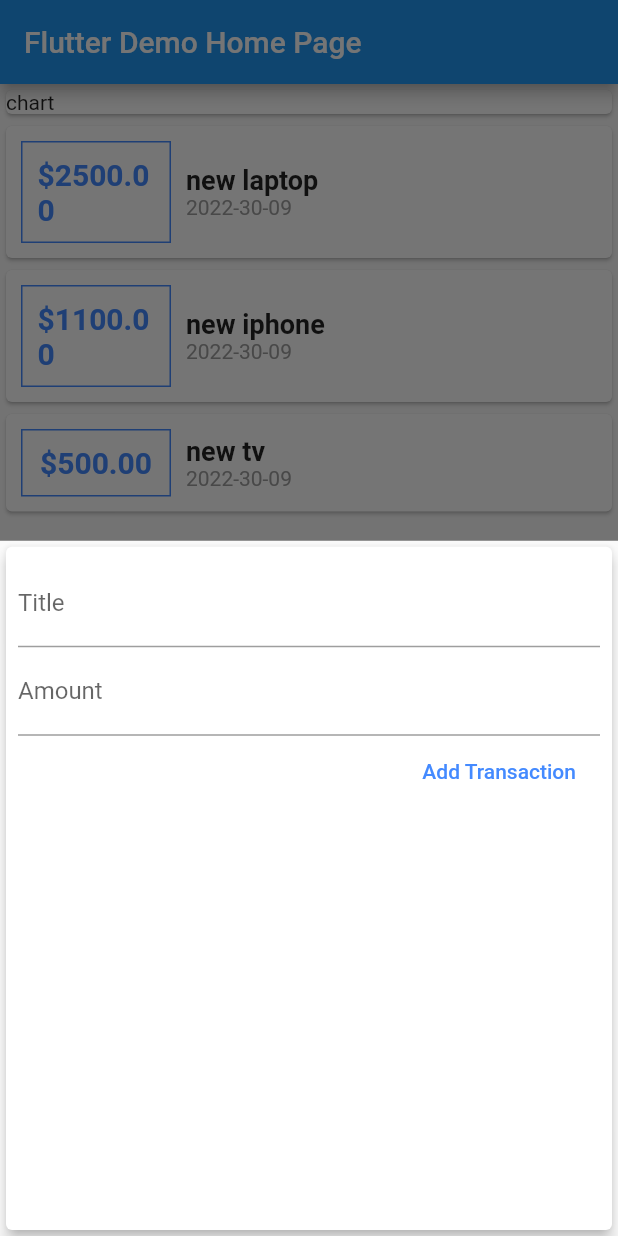
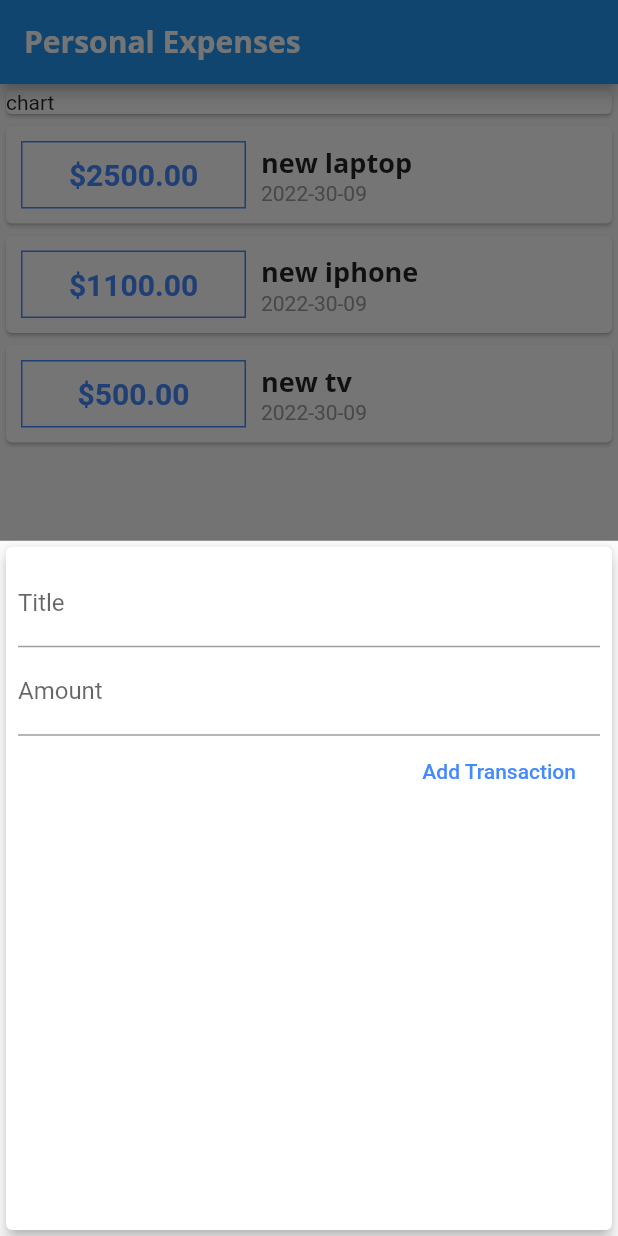
Before and after one commit to vladislavkovaliov/personal-expenses-app, a Flutter app: the screen it shows after launch, after a tap on the "add" icon, on a phone screen of 412 x 824 dp. Run offline on Flutter 3.47's test engine with Material 2 defaults, Android fonts, the phone set to English and light mode, and no system bars.

Commit message:
adds globally theming

```diff
--- a/lib/main.dart
+++ b/lib/main.dart
@@ -1,3 +1,5 @@
+import 'dart:ui';
+
 import 'package:flutter/material.dart';
 import 'package:personal_expenses_app/models/transaction.dart';
 import 'package:personal_expenses_app/widgets/NewTransaction.dart';
@@ -14,7 +16,7 @@ class MyApp extends StatelessWidget {
   @override
   Widget build(BuildContext context) {
     return MaterialApp(
-      title: 'Flutter Demo',
+      title: 'Personal Expenses',
       theme: ThemeData(
         // This is the theme of your application.
         //
@@ -25,9 +27,24 @@ class MyApp extends StatelessWidget {
         // or simply save your changes to "hot reload" in a Flutter IDE).
         // Notice that the counter didn't reset back to zero; the application
         // is not restarted.
-        primarySwatch: Colors.blue,
+        primaryColor: Colors.blueAccent,
+        fontFamily: 'Quicksand',
+        textTheme: ThemeData.light().textTheme.copyWith(
+              headline6: const TextStyle(
+                fontFamily: 'OpenSans',
+                fontSize: 18.0,
+                fontWeight: FontWeight.bold,
+              ),
+            ),
+        appBarTheme: const AppBarTheme(
+          titleTextStyle: TextStyle(
+            fontFamily: 'OpenSans',
+            fontSize: 20.0,
+            fontWeight: FontWeight.bold,
+          ),
+        ),
       ),
-      home: const MyHomePage(title: 'Flutter Demo Home Page'),
+      home: const MyHomePage(title: 'Personal Expenses'),
     );
   }
 }
@@ -93,7 +110,9 @@ class _MyHomePageState extends State<MyHomePage> {
   Widget build(BuildContext context) {
     return Scaffold(
       appBar: AppBar(
-        title: Text(widget.title),
+        title: Text(
+          widget.title,
+        ),
       ),
       body: SingleChildScrollView(
         child: Column(
--- a/lib/widgets/NewTransaction.dart
+++ b/lib/widgets/NewTransaction.dart
@@ -1,12 +1,17 @@
 import 'package:flutter/material.dart';
 
-class NewTransaction extends StatelessWidget {
+class NewTransaction extends StatefulWidget {
   final Function addTransaction;
 
+  NewTransaction(this.addTransaction, {Key? key}) : super(key: key);
+
+  @override
+  State<NewTransaction> createState() => _NewTransactionState();
+}
+
+class _NewTransactionState extends State<NewTransaction> {
   final titleController = TextEditingController();
   final amountController = TextEditingController();
-
-  NewTransaction(this.addTransaction, {Key? key}) : super(key: key);
 
   void submitData() {
     final title = titleController.text;
@@ -16,7 +21,12 @@ class NewTransaction extends StatelessWidget {
       return;
     }
 
-    addTransaction(title, amount);
+    widget.addTransaction(
+      title,
+      amount,
+    );
+
+    Navigator.of(context).pop();
   }
 
   @override
--- a/lib/widgets/TransactionsList.dart
+++ b/lib/widgets/TransactionsList.dart
@@ -17,10 +17,10 @@ class TransactionsList extends StatelessWidget {
             return Card(
               child: Row(children: [
                 Container(
-                  width: 100.0,
+                  width: 150.0,
                   decoration: BoxDecoration(
                     border: Border.all(
-                      color: Colors.blueAccent,
+                      color: Theme.of(context).primaryColor,
                       width: 1.0,
                     ),
                   ),
@@ -47,10 +47,7 @@ class TransactionsList extends StatelessWidget {
                   children: [
                     Text(
                       transactions[index].title,
-                      style: const TextStyle(
-                        fontWeight: FontWeight.bold,
-                        fontSize: 18.0,
-                      ),
+                      style: Theme.of(context).textTheme.headline6,
                     ),
                     Text(
                       DateFormat('yyyy-mm-dd').format(
```
Also changed, not shown: pubspec.yaml (+11 -11 lines), assets/fonts/OpenSans-Bold.ttf (added), assets/fonts/OpenSans-Regular.ttf (added), assets/fonts/Quicksand-Bold.ttf (added), assets/fonts/Quicksand-Light.ttf (added), assets/fonts/Quicksand-Medium.ttf (added), assets/fonts/Quicksand-Regular.ttf (added).
